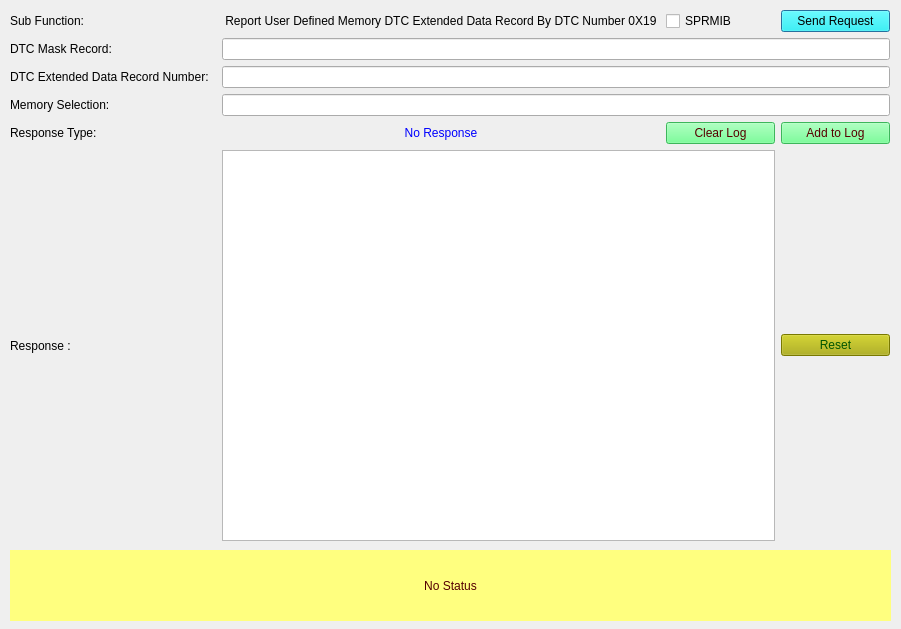
Above: SID_19_19.ui from VicharaVandana/ProxiCan before the change. Below: the same form after it.
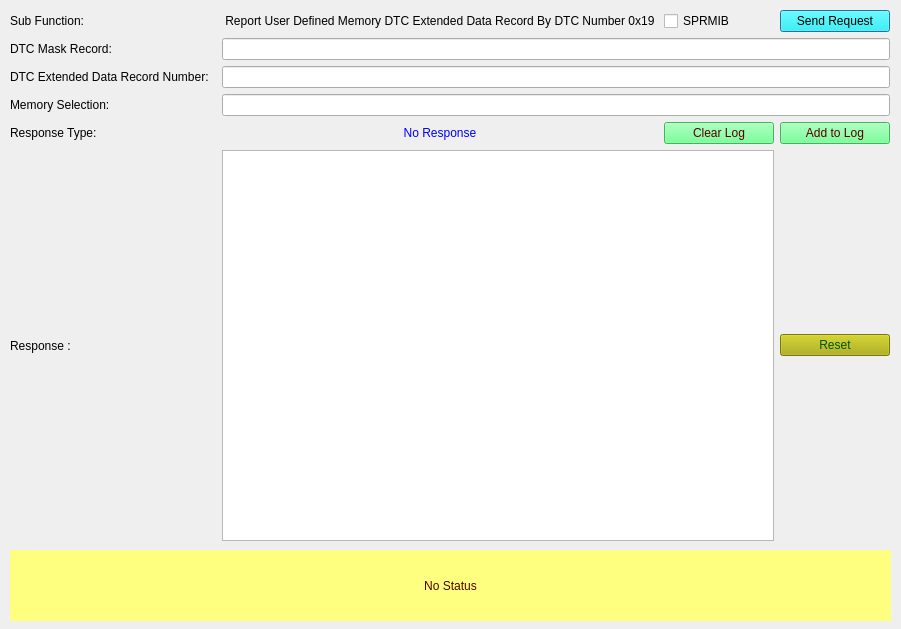
That is the form after the change.

```diff
--- a/SID_19_19.ui
+++ b/SID_19_19.ui
@@ -132,7 +132,7 @@
     <item row="0" column="1" colspan="2">
      <widget class="QLabel" name="subFunction_Name">
       <property name="text">
-       <string> Report User Defined Memory DTC Extended Data Record By DTC Number 0X19 </string>
+       <string> Report User Defined Memory DTC Extended Data Record By DTC Number 0x19 </string>
       </property>
      </widget>
     </item>
```
Left out of the diff: 2 changed lines with no effect on the pictures.
